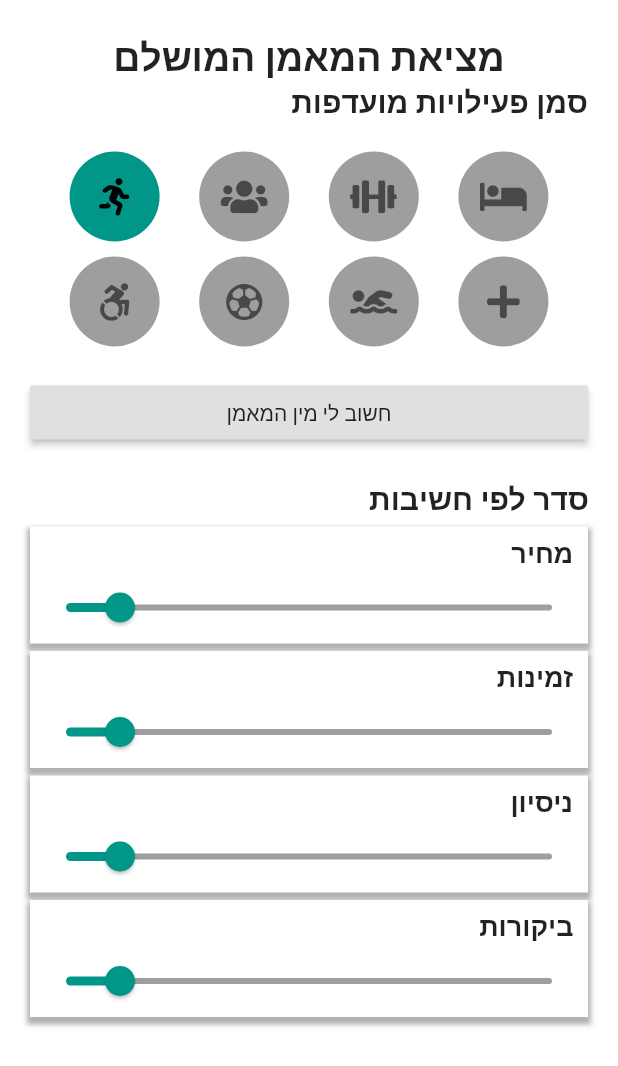
After one commit to nachtiomer/fitness_budds, a Flutter app: the RegisterSecondPage screen opened directly, on a phone screen of 412 x 824 dp. The commit adds this screen. Shown: the top 1066 px of the screen. Run offline on Flutter 3.47's test engine with Material 2 defaults, Android fonts, the phone set to English and light mode, and no system bars; our stand-ins replace firebase_auth, flutter_signin_button, fluttertoast, font_awesome_flutter, google_sign_in, hexcolor and 2 more; missing offline and left inert: flutter_cupertino_date_picker, flutter_facebook_login; accounts and stored records are empty; network calls fail.

Commit message:
ui partly finished - slider bug

```diff
--- a/lib/main.dart
+++ b/lib/main.dart
@@ -4,7 +4,7 @@ import 'package:fitnessbudds/screens/main/splash.dart';
 
 void main() {
   return runApp(MaterialApp(
-    theme: ThemeData(primaryColor: Colors.amber, accentColor: Colors.amber),
+    theme: ThemeData(primaryColor: Colors.amber, accentColor: Colors.amberAccent),
     debugShowCheckedModeBanner: false,
     home: Center(child: SplashScreen()),
   ));
--- /dev/null
+++ b/lib/screens/main/registerSecondPage.dart
@@ -0,0 +1,280 @@
+import 'dart:ui';
+
+import 'package:flutter/cupertino.dart';
+import 'package:flutter/material.dart';
+import 'package:fluttertoast/fluttertoast.dart';
+import 'package:font_awesome_flutter/font_awesome_flutter.dart';
+
+final Color backgroundColor = Colors.teal;
+
+class RegisterSecondPage extends StatefulWidget {
+  @override
+  _RegisterSecondPageState createState() => _RegisterSecondPageState();
+}
+
+class _RegisterSecondPageState extends State<RegisterSecondPage>
+    with SingleTickerProviderStateMixin {
+  int _selectedGender = 0;
+  List<int> _selected = [0, 0, 0, 0, 0, 0, 0, 0];
+  double screenWidth, screenHeight;
+  double val = 2.0;
+  double valPrice =2.0;
+  double valAvailability =2.0;
+  double valRecommendation =2.0;
+  double valExperience =2.0;
+
+  bool _isVisible = false;
+
+  List<IconData> _gender = [FontAwesomeIcons.male, FontAwesomeIcons.female];
+
+  List<IconData> _icons = [
+    FontAwesomeIcons.running,
+    FontAwesomeIcons.users,
+    FontAwesomeIcons.dumbbell,
+    FontAwesomeIcons.bed,
+    FontAwesomeIcons.accessibleIcon,
+    FontAwesomeIcons.futbol,
+    FontAwesomeIcons.swimmer,
+    FontAwesomeIcons.plus
+  ];
+  @override
+  Widget build(BuildContext context) {
+    Size size = MediaQuery.of(context).size;
+    screenHeight = size.height;
+    screenWidth = size.width;
+
+    return Scaffold(backgroundColor: backgroundColor, body: SecondPage());
+  }
+
+  Widget _buildIcon(int index) {
+    return GestureDetector(
+        onTap: () {
+          setState(() {
+            if (_selected[index] == index) {
+              _selected[index] = null;
+            } else {
+              _selected[index] = index;
+            }
+          });
+        },
+        child: Container(
+          height: 60.0,
+          width: 60.0,
+          decoration: BoxDecoration(
+              color: _selected[index] == index ? Colors.teal : Colors.grey,
+              borderRadius: BorderRadius.circular(30)),
+          child: Icon(_icons[index],
+              size: 25.0,
+              color: _selected[index] == index
+                  ? Colors.black
+                  : Colors.black54), //Theme.of(context).primaryColor),
+        ));
+  }
+
+  Widget _buildSlider(String title) {
+    if(title == "מחיר"){
+      val = valPrice;
+    }else if(title == "זמינות"){
+      val = valAvailability;
+    }else if(title == "ניסיון"){
+      val = valExperience;
+    }else if(title == "ביקורות"){
+      val = valRecommendation;
+    }
+    return Column(
+      crossAxisAlignment: CrossAxisAlignment.end,
+      children: <Widget>[
+        Padding(
+          padding: EdgeInsets.only(top: 5.0, right: 10.0),
+          child: Text(
+            title,
+            textAlign: TextAlign.right,
+            style: TextStyle(
+              fontSize: 18.0,
+              fontWeight: FontWeight.bold,
+            ),
+          ),
+        ),
+        Row(
+          textDirection: TextDirection.rtl,
+          children: <Widget>[
+            Expanded(
+              child: Slider(
+                  value: val,
+                  onChanged: (double e) => setState(() {
+                    val = e;
+                  }),
+                  activeColor: Colors.teal,
+                  inactiveColor: Colors.grey,
+                  label: title,
+                  max: 10.0,
+                  min: 1.0),
+            ),
+          ],
+        ),
+      ],
+    );
+  }
+
+  Widget _buildGenderIcon(int index) {
+    return GestureDetector(
+        onTap: () {
+          setState(() {
+            if (_selectedGender == index) {
+              _selectedGender = null;
+            } else {
+              _selectedGender = index;
+            }
+          });
+        },
+        child: Container(
+          width: screenWidth / 2 - 50,
+          height: 30.0,
+          decoration: BoxDecoration(
+              color: _selectedGender == index ? Colors.teal : Colors.grey,
+              borderRadius: BorderRadius.circular(3)),
+          child: Icon(_gender[index],
+              size: 25.0,
+              color: _selectedGender == index
+                  ? Colors.black
+                  : Colors.black54), //Theme.of(context).primaryColor),
+        ));
+  }
+
+
+  Widget SecondPage() {
+    return Scaffold(
+      backgroundColor: Colors.white,
+      body: SafeArea(
+        child: ListView(
+          padding: EdgeInsets.all(20.0),
+          children: <Widget>[
+            Text("מציאת המאמן המושלם",
+              textAlign: TextAlign.center,
+              style: TextStyle(
+                fontSize: 25.0,
+                fontWeight: FontWeight.bold,
+              ),),
+            Text(
+              "סמן פעילויות מועדפות",
+              textAlign: TextAlign.right,
+              style: TextStyle(
+                fontSize: 20.0,
+                fontWeight: FontWeight.bold,
+              ),
+            ),
+            SizedBox(height: 20.0),
+            Row(
+              children: _icons
+                  .asMap()
+                  .entries
+                  .map((MapEntry map) => _buildIcon(map.key))
+                  .toList()
+                  .sublist(0, 4),
+              mainAxisAlignment: MainAxisAlignment.spaceEvenly,
+            ),
+            SizedBox(height: 10.0),
+            Row(
+              children: _icons
+                  .asMap()
+                  .entries
+                  .map((MapEntry map) => _buildIcon(map.key))
+                  .toList()
+                  .sublist(4),
+              mainAxisAlignment: MainAxisAlignment.spaceEvenly,
+            ),
+            SizedBox(height: 20.0),
+            RaisedButton(
+                onPressed: () {
+                  setState(() {
+                    _isVisible =!_isVisible;
+                  });
+                },
+                child: Text('חשוב לי מין המאמן')),
+            Visibility(
+              child:Row(
+                children: _gender
+                    .asMap()
+                    .entries
+                    .map((MapEntry map) => _buildGenderIcon(map.key))
+                    .toList(),
+                mainAxisAlignment: MainAxisAlignment.spaceEvenly,
+              ),
+              visible: _isVisible,
+            ),
+            SizedBox(height: 20.0,),
+            Text(
+              "סדר לפי חשיבות ",
+              textAlign: TextAlign.right,
+              style: TextStyle(
+                fontSize: 20.0,
+                fontWeight: FontWeight.bold,
+              ),
+            ),
+            Column(
+              crossAxisAlignment: CrossAxisAlignment.end,
+              children: <Widget>[
+                Padding(
+                  padding: EdgeInsets.only(top: 5.0),
+                  child: Container(
+                      decoration:
+                          BoxDecoration(color: Colors.white, boxShadow: [
+                        BoxShadow(
+                          color: Colors.grey.withOpacity(0.8),
+                          spreadRadius: 2,
+                          blurRadius: 2,
+                          offset: Offset(0, 3), // Change Position of shadow
+                        )
+                      ]),
+                      child: _buildSlider("מחיר")),
+                ),
+                Padding(
+                  padding: EdgeInsets.only(top: 5.0),
+                  child: Container(
+                      decoration:
+                          BoxDecoration(color: Colors.white, boxShadow: [
+                        BoxShadow(
+                          color: Colors.grey.withOpacity(0.8),
+                          spreadRadius: 2,
+                          blurRadius: 2,
+                          offset: Offset(0, 3), // Change Position of shadow
+                        )
+                      ]),
+                      child: _buildSlider("זמינות")),
+                ),
+                Padding(
+                  padding: EdgeInsets.only(top: 5.0),
+                  child: Container(
+                      decoration:
+                          BoxDecoration(color: Colors.white, boxShadow: [
+                        BoxShadow(
+                          color: Colors.grey.withOpacity(0.8),
+                          spreadRadius: 2,
+                          blurRadius: 2,
+                          offset: Offset(0, 3), // Change Position of shadow
+                        )
+                      ]),
+                      child: _buildSlider("ניסיון")),
+                ),
+                Padding(
+                  padding: EdgeInsets.only(top: 5.0),
+                  child: Container(
+                      decoration:
+                          BoxDecoration(color: Colors.white, boxShadow: [
+                        BoxShadow(
+                          color: Colors.grey.withOpacity(0.8),
+                          spreadRadius: 2,
+                          blurRadius: 2,
+                          offset: Offset(0, 3), // Change Position of shadow
+                        )
+                      ]),
+                      child: _buildSlider("ביקורות")),
+                ),
+              ],
+            ),
+          ],
+        ),
+      ),
+    );
+  }
+}
```
Also changed, not shown: lib/models/user.dart (+14 -2 lines), lib/screens/main/login.dart (+27 -7 lines), lib/screens/main/registerFirstPage.dart (added, +303 -0 lines), pubspec.yaml (+7 -1 lines), pubspec.lock, 1 other file.
